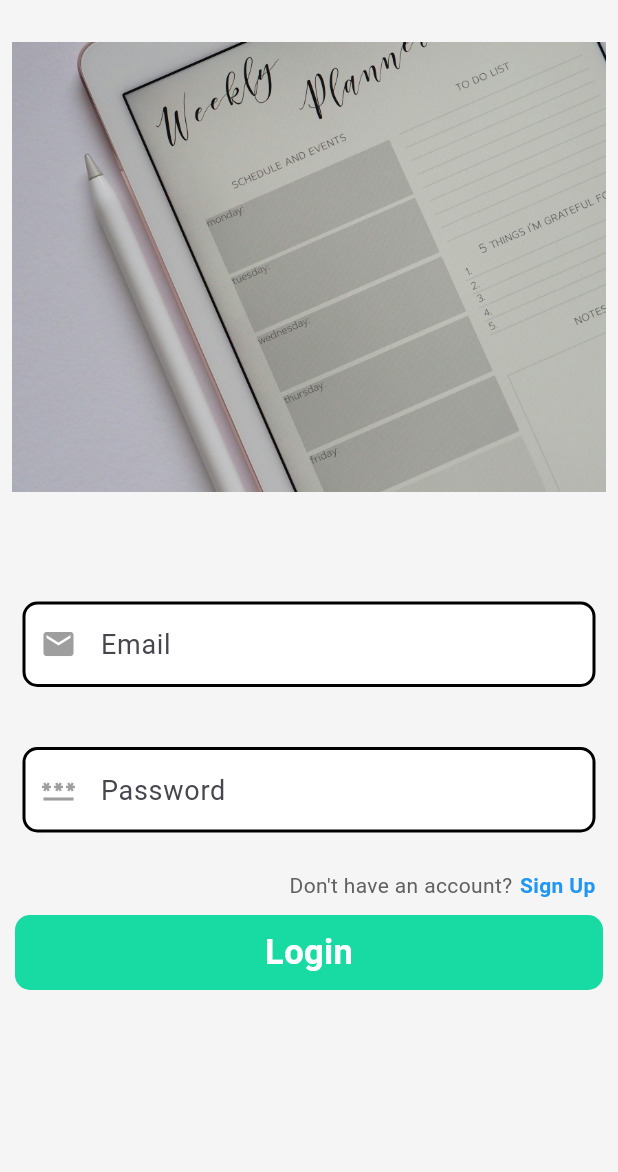
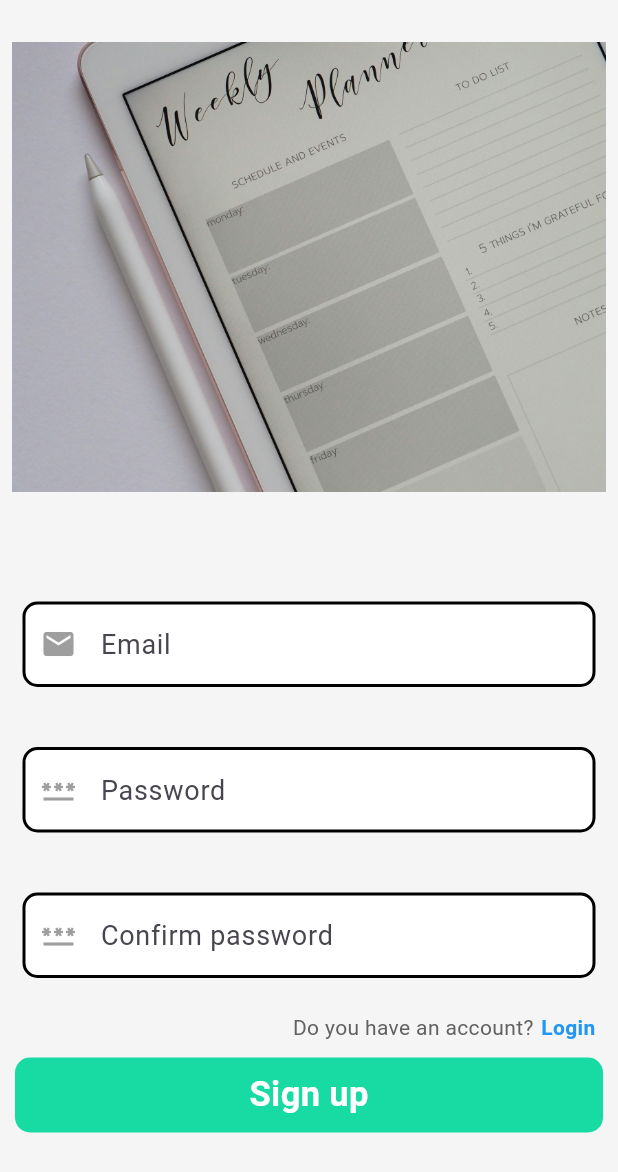
Before and after one commit to DaViD9007/to_do_app, a Flutter app: the screen it shows after launch, on a phone screen of 412 x 824 dp. Shown: the top 1172 px of the screen. Run offline on Flutter 3.47's test engine with Material 3 defaults, Android fonts, the phone set to English and light mode, and no system bars.

Commit message:
Singup page created

```diff
--- a/lib/main.dart
+++ b/lib/main.dart
@@ -1,4 +1,5 @@
 import 'package:flutter/material.dart';
+import 'package:to_do_app/screens/SignUp.dart';
 import 'package:to_do_app/screens/login.dart';
 
 void main() {
@@ -13,7 +14,7 @@ class MyApp extends StatelessWidget {
   Widget build(BuildContext context) {
     return MaterialApp(
       debugShowCheckedModeBanner: false,
-      home: LoginScreen(),
+      home: SignupScreen(),
     );
   }
 }
--- /dev/null
+++ b/lib/screens/SignUp.dart
@@ -0,0 +1,162 @@
+import 'package:flutter/material.dart';
+import 'package:to_do_app/const/colours.dart';
+
+class SignupScreen extends StatefulWidget {
+  const SignupScreen({super.key});
+
+  @override
+  State<SignupScreen> createState() => SignupScreenState();
+}
+
+class SignupScreenState extends State<SignupScreen> {
+  FocusNode _focusNode1 = FocusNode();
+  FocusNode _focusNode2 = FocusNode();
+  FocusNode _focusNode3  = FocusNode();
+
+  final email = TextEditingController();
+  final password = TextEditingController();
+  final passwordConfirmation = TextEditingController();
+
+  @override
+  void initState() {
+    super.initState();
+    _focusNode1.addListener(() {
+      setState(() {
+      });
+    });
+    super.initState();
+    _focusNode2.addListener((){
+      setState(() {
+      });
+    });
+    super.initState();
+    _focusNode3.addListener((){
+      setState(() {
+      });
+    });
+  }
+
+  @override
+  Widget build(BuildContext context) {
+    return Scaffold(
+      backgroundColor: backgroundColour,
+      body: SafeArea(
+        child: SingleChildScrollView(
+        child: Column(children: [
+          SizedBox(height: 20),
+          image(),
+          SizedBox(height: 50),
+          textField(email, _focusNode1, 'Email', Icons.email),
+          SizedBox(height: 10),
+          textField(password, _focusNode2, 'Password', Icons.password),
+          SizedBox(height: 10),
+          textField(password, _focusNode3, 'Confirm password', Icons.password),
+          SizedBox(height: 8),
+          account(),
+          signupBottom()
+        ]),
+      )));
+  }
+
+  Padding account() {
+    return Padding(
+          padding: const EdgeInsets.symmetric(horizontal: 15),
+          child: Row(
+            mainAxisAlignment: MainAxisAlignment.end,
+            children: [
+              Text(
+                "Do you have an account?",
+                style: TextStyle(color: Colors.grey[700], fontSize: 14),
+              ),
+              SizedBox(width: 5),
+              Text(
+                "Login",
+                style: TextStyle(
+                  color: Colors.blue,
+                  fontSize: 14,
+                  fontWeight: FontWeight.bold,
+                ),
+              )
+            ],
+          )
+          );
+  }
+
+  Padding signupBottom() {
+    return Padding(
+          padding: const EdgeInsets.symmetric(horizontal: 10, vertical: 10),
+          child: Container(
+            alignment: Alignment.center,
+            width: double.infinity,
+            height: 50,
+            decoration: BoxDecoration(
+              color: customGreen,
+              borderRadius: BorderRadius.circular(10),
+            ),
+            child: Text(
+              'Sign up',
+              style: TextStyle(
+                color: Colors.white,
+                fontSize: 23,
+                fontWeight: FontWeight.bold,
+              ),
+            ),
+          ),
+        );
+  }
+
+  Widget textField(TextEditingController _controller, FocusNode _focusNode, String typeName, IconData iconss) {
+    return Padding(
+          padding: const EdgeInsets.symmetric(horizontal: 15, vertical: 15),
+          child: Container(
+            decoration: BoxDecoration(
+              color: Colors.white,
+              borderRadius: BorderRadius.circular(15),
+            ),
+            child: TextField(
+              controller: _controller,
+              focusNode: _focusNode,
+              style: TextStyle(fontSize: 18, color: Colors.black),
+              decoration: InputDecoration(
+                prefixIcon: Icon(
+                  iconss,
+                  color: _focusNode.hasFocus ? customGreen: Colors.grey,
+                ),
+                contentPadding:
+                  EdgeInsets.symmetric(horizontal: 15, vertical: 15),
+                hintText: typeName,
+                enabledBorder: OutlineInputBorder(
+                  borderRadius: BorderRadius.circular(10),
+                  borderSide: BorderSide(
+                    color: Colors.black,
+                    width: 2.0,
+                  ),
+                ),
+                focusedBorder: OutlineInputBorder(
+                  borderRadius: BorderRadius.circular(10),
+                  borderSide: BorderSide(
+                    color: customGreen,
+                    width: 2.0,
+                  ),
+                )
+              ),
+            ),
+          ),
+        );
+  }
+
+  Widget image() {
+    return Padding(
+          padding: const EdgeInsets.all(8.0),
+          child: Container(
+            width: double.infinity,
+            height: 300,
+            decoration: BoxDecoration(
+                image: DecorationImage(
+              image: AssetImage('images/img1.jpg'),
+              fit: BoxFit.cover,
+            )),
+          ),
+        );
+  }
+}
```
